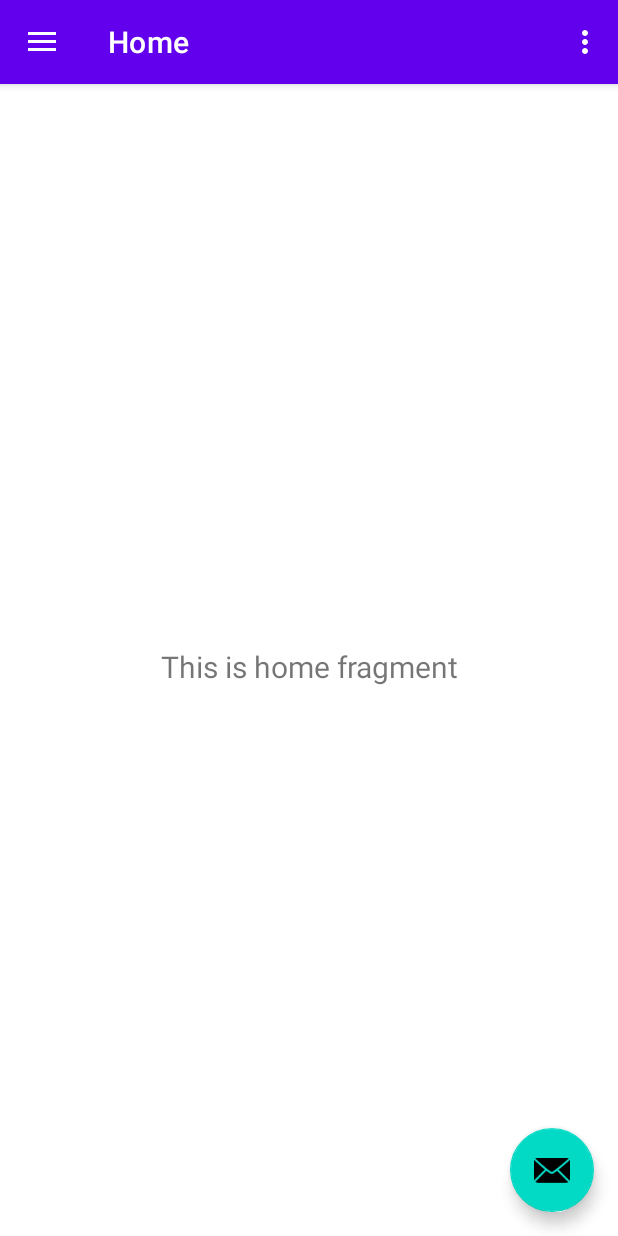
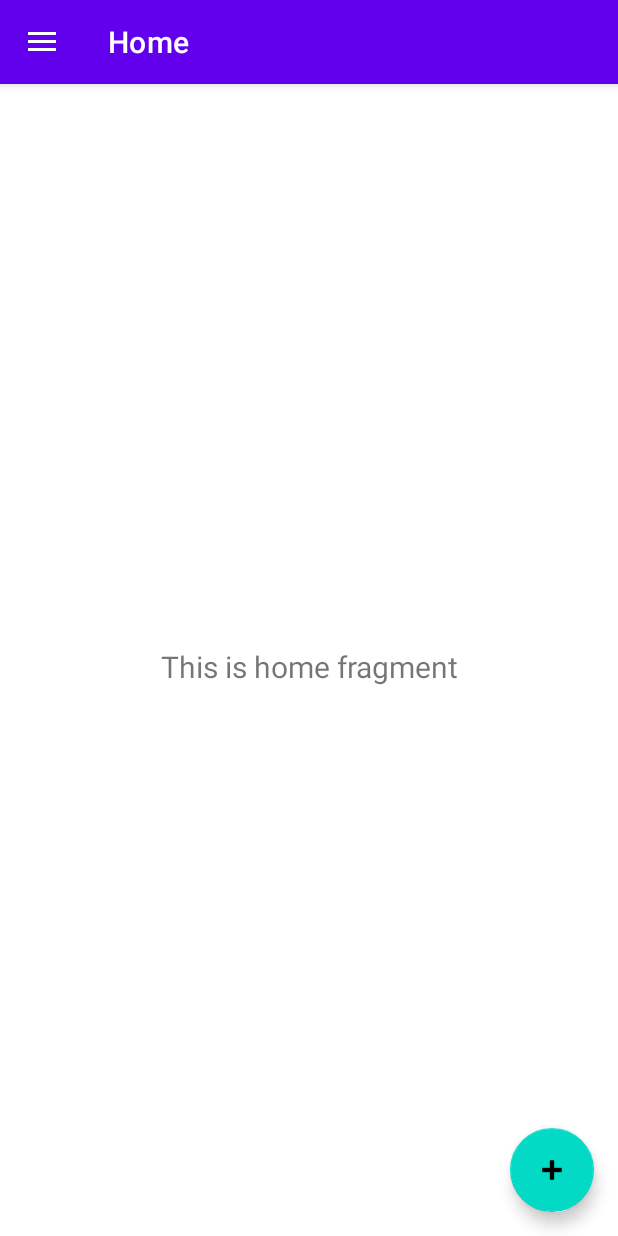
Before and after one commit to BowgartField/roundnet-tracker, an Android app: the screen it shows after launch (MainActivity), on a phone screen of 412 x 824 dp. Run offline under Robolectric (Android 15) with nearby library versions, the phone set to English and light mode, and no system bars; our stand-ins replace navigation-ui.

Commit message:
modification toolbar et icon

```diff
--- a/app/src/main/res/layout/app_bar_main.xml
+++ b/app/src/main/res/layout/app_bar_main.xml
@@ -29,6 +29,7 @@
         android:layout_gravity="bottom|end"
         android:layout_marginEnd="@dimen/fab_margin"
         android:layout_marginBottom="16dp"
-        app:srcCompat="@android:drawable/ic_dialog_email" />
+        app:srcCompat="@android:drawable/ic_input_add"
+        tools:ignore="SpeakableTextPresentCheck" />
 
 </androidx.coordinatorlayout.widget.CoordinatorLayout>
--- a/app/src/main/res/menu/main.xml
+++ b/app/src/main/res/menu/main.xml
@@ -1,9 +1,4 @@
 <?xml version="1.0" encoding="utf-8"?>
 <menu xmlns:android="http://schemas.android.com/apk/res/android"
     xmlns:app="http://schemas.android.com/apk/res-auto">
-    <item
-        android:id="@+id/action_settings"
-        android:orderInCategory="100"
-        android:title="@string/action_settings"
-        app:showAsAction="never" />
 </menu>
```
